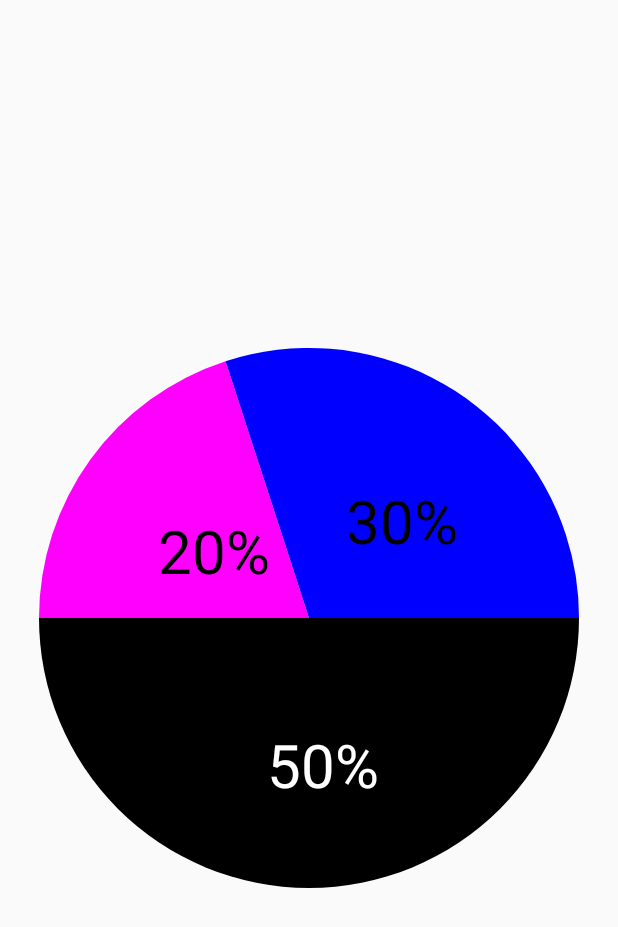
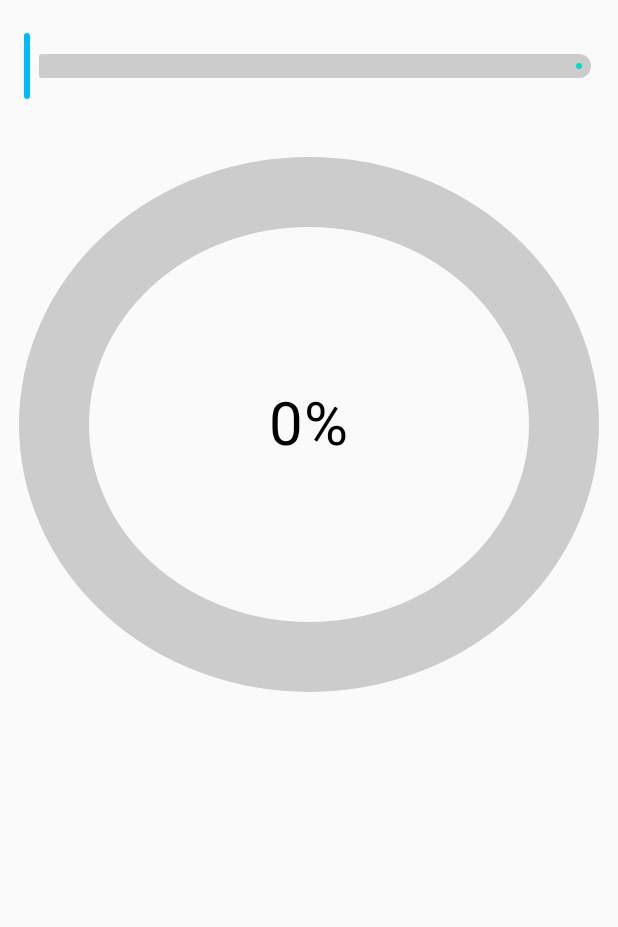
Before and after one commit to posite/Jetpack-Compose-exercise, an Android app built with Jetpack Compose: the screen it shows after launch (MainActivity), on a phone screen of 412 x 824 dp. Shown: the top 927 px of the screen. Run offline under Robolectric (Android 15) with nearby library versions, the phone set to English and light mode, and no system bars; our stand-ins replace Dagger/Hilt's generated code.

Commit message:
feat: slider로 pie chart 그리기 및 directory 구조 변경
slider 변경에 따라 pie chart 비율 변경하게 구현

```diff
--- a/compose2/app/src/main/java/com/posite/compose2/presentation/animations/MainActivity.kt
+++ b/compose2/app/src/main/java/com/posite/compose2/presentation/animations/MainActivity.kt
@@ -2,6 +2,7 @@ package com.posite.compose2.presentation.animations
 
 import androidx.compose.runtime.Composable
 import androidx.compose.ui.tooling.preview.Preview
+import com.posite.compose2.presentation.animations.compose.SliderPieChart
 import com.posite.compose2.presentation.base.BaseActivity
 import com.posite.compose2.ui.theme.Compose2Theme
 import dagger.hilt.android.AndroidEntryPoint
@@ -10,7 +11,7 @@ import dagger.hilt.android.AndroidEntryPoint
 class MainActivity : BaseActivity() {
     @Composable
     override fun InitView() {
-        RoundCharts()
+        SliderPieChart()
     }
 
 }
@@ -19,6 +20,6 @@ class MainActivity : BaseActivity() {
 @Composable
 fun GreetingPreview() {
     Compose2Theme {
-        RoundCharts()
+        SliderPieChart()
     }
 }
--- a/compose2/app/src/main/java/com/posite/compose2/presentation/animations/RoundCharts.kt
+++ b/compose2/app/src/main/java/com/posite/compose2/presentation/animations/compose/RoundCharts.kt
@@ -1,4 +1,4 @@
-package com.posite.compose2.presentation.animations
+package com.posite.compose2.presentation.animations.compose
 
 import androidx.compose.animation.core.FastOutSlowInEasing
 import androidx.compose.animation.core.animateFloatAsState
--- /dev/null
+++ b/compose2/app/src/main/java/com/posite/compose2/presentation/animations/compose/SliderPieChart.kt
@@ -0,0 +1,88 @@
+package com.posite.compose2.presentation.animations.compose
+
+import androidx.compose.foundation.Canvas
+import androidx.compose.foundation.layout.Box
+import androidx.compose.foundation.layout.Column
+import androidx.compose.foundation.layout.Spacer
+import androidx.compose.foundation.layout.fillMaxSize
+import androidx.compose.foundation.layout.fillMaxWidth
+import androidx.compose.foundation.layout.height
+import androidx.compose.foundation.layout.padding
+import androidx.compose.material3.Slider
+import androidx.compose.material3.SliderDefaults
+import androidx.compose.material3.Text
+import androidx.compose.runtime.Composable
+import androidx.compose.runtime.mutableStateOf
+import androidx.compose.runtime.remember
+import androidx.compose.ui.Alignment
+import androidx.compose.ui.Modifier
+import androidx.compose.ui.graphics.Color
+import androidx.compose.ui.graphics.drawscope.Stroke
+import androidx.compose.ui.tooling.preview.Preview
+import androidx.compose.ui.unit.dp
+import androidx.compose.ui.unit.sp
+import com.posite.compose2.Compose2Application.Companion.getColor
+import com.posite.compose2.R
+
+@Composable
+fun SliderPieChart() {
+    Column(
+        modifier = Modifier
+            .fillMaxSize()
+            .padding(horizontal = 16.dp, vertical = 20.dp)
+    ) {
+
+        val (sliderProgress, setProgress) = remember {
+            mutableStateOf(0f)
+        }
+
+        Slider(
+            value = sliderProgress,
+            onValueChange = { setProgress(it) },
+            colors = SliderDefaults.colors(
+                thumbColor = getColor(R.color.sky_blue),
+                activeTrackColor = getColor(R.color.teal_200),
+                inactiveTrackColor = Color.LightGray,
+                activeTickColor = Color.Transparent,
+                inactiveTickColor = Color.Transparent
+            ),
+            steps = 100
+        )
+
+        Spacer(modifier = Modifier.padding(20.dp))
+        DrawPieChart(sliderProgress * 100f)
+    }
+}
+
+@Composable
+fun DrawPieChart(progress: Float) {
+    Box(modifier = Modifier
+        .fillMaxWidth()
+        .height(350.dp)
+        .padding(20.dp), contentAlignment = Alignment.Center) {
+        Canvas(modifier = Modifier.fillMaxSize()) {
+            drawArc(
+                color = Color.LightGray,
+                startAngle = 0f,
+                sweepAngle = 360f,
+                useCenter = false,
+                style = Stroke(width = 70f)
+            )
+            drawArc(
+                color = getColor(R.color.sky_blue),
+                startAngle = -90f,
+                sweepAngle = progress * 3.6f,
+                useCenter = false,
+                style = Stroke(width = 70f)
+            )
+        }
+
+        Text(text = "${progress.toInt()}%", fontSize = 40.sp)
+    }
+}
+
+@Composable
+@Preview(showBackground = true)
+fun ProgressPieChartPreview() {
+    DrawPieChart(50f)
+}
--- a/compose2/app/src/main/java/com/posite/compose2/presentation/animations/TextAnimation.kt
+++ b/compose2/app/src/main/java/com/posite/compose2/presentation/animations/compose/TextAnimation.kt
@@ -1,4 +1,4 @@
-package com.posite.compose2.presentation.animations
+package com.posite.compose2.presentation.animations.compose
 
 import android.icu.text.NumberFormat
 import androidx.compose.animation.core.animateIntAsState
```
Also changed, not shown: compose2/app/src/main/java/com/posite/compose2/presentation/animations/compose/BarChart1.kt (renamed from compose2/app/src/main/java/com/posite/compose2/presentation/animations/BarChartHorizontal.kt, +20 -27 lines), compose2/app/src/main/java/com/posite/compose2/presentation/animations/compose/BarChart2.kt (renamed from compose2/app/src/main/java/com/posite/compose2/presentation/animations/BarChart1.kt, +12 -7 lines), compose2/app/src/main/java/com/posite/compose2/presentation/animations/compose/BarChartHorizontal.kt (renamed from compose2/app/src/main/java/com/posite/compose2/presentation/animations/BarChart2.kt, +23 -21 lines).
